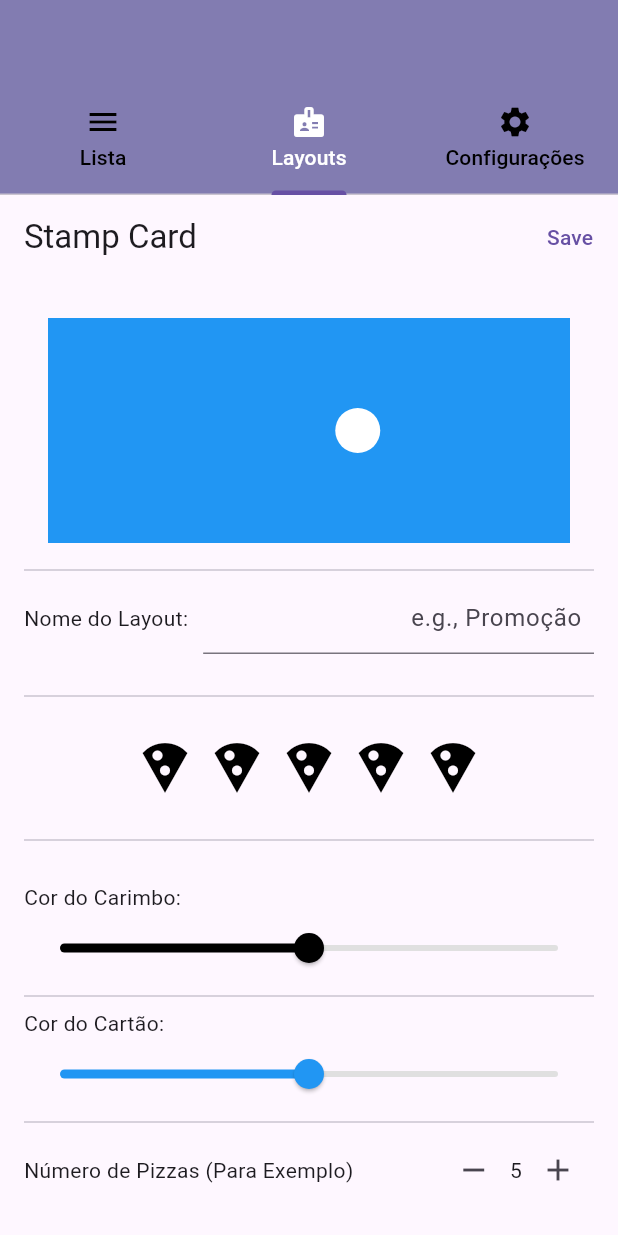
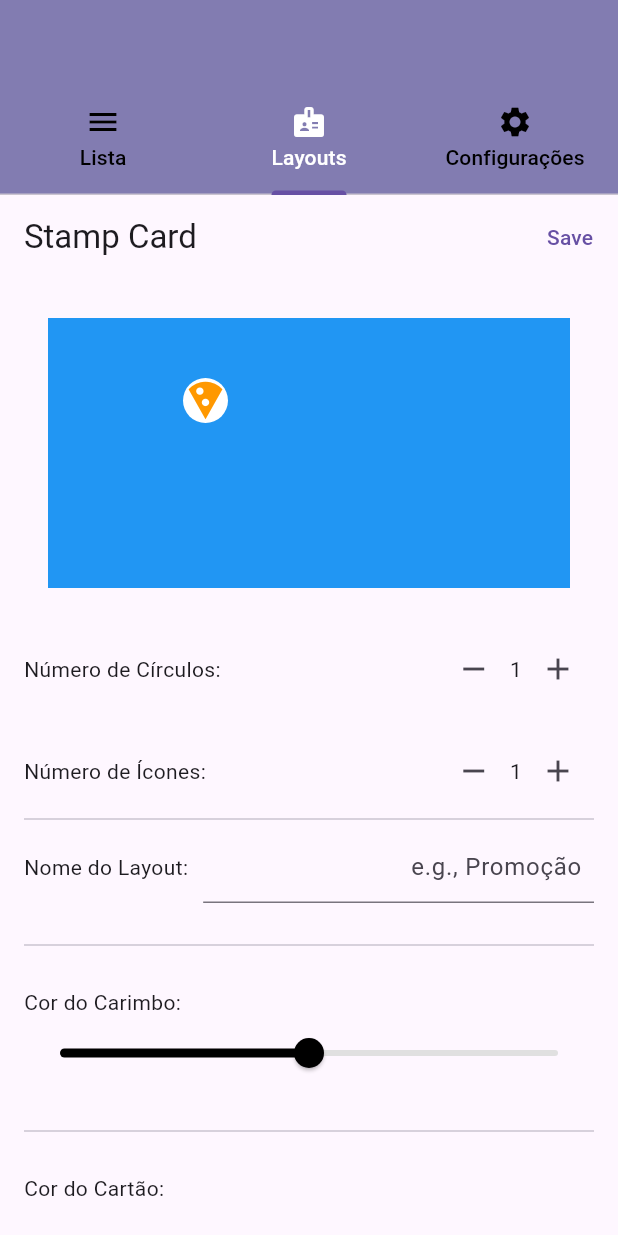
Before and after one commit to MundusUni/Giftelo, a Flutter app: the screen it shows after launch, tab 2 chosen, on a phone screen of 412 x 824 dp. Run offline on Flutter 3.47's test engine with Material 3 defaults, Android fonts, the phone set to English and light mode, and no system bars; our stand-ins replace sqflite, sqflite_common_ffi; accounts and stored records are empty.

Commit message:
v0.0.7
Carimbos e Círculos para os carimbos foram implementados corretamente.

```diff
--- a/lib/ui/layout_dos_cartoes.dart
+++ b/lib/ui/layout_dos_cartoes.dart
@@ -3,6 +3,8 @@ import 'package:test/ui/layout_dos_cartoes/name_of_layout.dart';
 import 'layout_dos_cartoes/number_of_stamps.dart';
 import 'layout_dos_cartoes/card.dart';
 import 'layout_dos_cartoes/slide_color.dart';
+import 'layout_dos_cartoes/stamp.dart';
+import 'layout_dos_cartoes/card_and_stamps.dart';
 
 class LayoutDosCartoes extends StatefulWidget {
   const LayoutDosCartoes({super.key});
@@ -12,7 +14,7 @@ class LayoutDosCartoes extends StatefulWidget {
 }
 
 class _LayoutDosCartoesState extends State<LayoutDosCartoes> {
-  int stampCount = 5;
+  int stampCount = 1;
   int numberOfCircles = 1;
   bool newCustomerBonus = false;
   Color stampColor = Colors.black;
@@ -33,8 +35,19 @@ class _LayoutDosCartoesState extends State<LayoutDosCartoes> {
         child: Column(
           crossAxisAlignment: CrossAxisAlignment.start,
           children: [
-            CustomCard(cardColor: cardColor, numberOfCircles: numberOfCircles),
+
+
+            CircleAndIconController(
+              cardColor: Colors.blue,
+              stampIcon: Icons.local_pizza,
+              stampColor: Colors.orange,
+              stampCount: stampCount,
+              numberOfCircles: numberOfCircles,
+            ),
+
             const Divider(), // Linha divisória
+
+
 
 
 
@@ -47,22 +60,8 @@ class _LayoutDosCartoesState extends State<LayoutDosCartoes> {
 
 
                     NameOfLayout(),
-                    const SizedBox(height: 20),
-                    const Divider(), // Linha divisória
-                    const SizedBox(height: 20),
-                    Center(
-                      child: Wrap(
-                        spacing: 8,
-                        children: List.generate(
-                          stampCount,
-                          (index) => Icon(stampIcon, color: stampColor, size: 40),
-                        ),
-                      ),
-                    ),
-                    const SizedBox(height: 20),
-                    const Divider(), // Linha divisória
-                    const SizedBox(height: 20),
-
+                    //Stamp(stampCount:stampCount, stampIcon:stampIcon, stampColor:stampColor),
+                    const SizedBox(height: 20), const Divider(), const SizedBox(height: 20),
                     SlideColor(
                       initialColor: stampColor,
                       onSlideColorChanged: (newColor) {
@@ -72,9 +71,7 @@ class _LayoutDosCartoesState extends State<LayoutDosCartoes> {
                       },
                       slideText: 'Cor do Carimbo:',
                     ),
-
-                    const Divider(),
-
+                    const SizedBox(height: 20), const Divider(), const SizedBox(height: 20),
                     SlideColor(
                       initialColor: cardColor,
                       onSlideColorChanged: (newColor) {
@@ -93,7 +90,7 @@ class _LayoutDosCartoesState extends State<LayoutDosCartoes> {
                       numberText: 'Número de Pizzas (Para Exemplo)',
                       stampCount: stampCount,
                       minStamps: 1,
-                      maxStamps: 10,
+                      maxStamps: 18,
                       onStampCountChanged: (newCount) {
                         setState(() {
                           stampCount = newCount; // Atualiza o valor de stampCount
@@ -107,7 +104,7 @@ class _LayoutDosCartoesState extends State<LayoutDosCartoes> {
                       numberText: 'Número de Círculos',
                       stampCount: numberOfCircles,
                       minStamps: 1,
-                      maxStamps: 12,
+                      maxStamps: 18,
                       onStampCountChanged: (newCount) {
                         setState(() {
                           numberOfCircles = newCount; // Atualiza o valor de stampCount
--- a/lib/ui/layout_dos_cartoes/card.dart
+++ b/lib/ui/layout_dos_cartoes/card.dart
@@ -4,12 +4,15 @@ class CustomCard extends StatelessWidget {
   //final ValueChanged<String>? onNameChanged; // Callback opcional para capturar o valor digitado
   final cardColor;
   final int numberOfCircles; // Número de círculos a serem exibidos
+  final Widget? child; // Novo parâmetro para conteúdo adicional dentro do cartão
+
 
   const CustomCard({
     super.key,
     //this.onNameChanged,
     required this.cardColor,
     required this.numberOfCircles,
+    this.child, // Torna o parâmetro opcional
   });
 
 @override
@@ -17,44 +20,67 @@ class CustomCard extends StatelessWidget {
     // Divide os círculos em duas linhas
     final int circlesPerRow = 6; // Máximo de círculos por linha
     final int topRowCircles = numberOfCircles > circlesPerRow ? circlesPerRow : numberOfCircles;
-    final int bottomRowCircles = numberOfCircles > circlesPerRow ? numberOfCircles - circlesPerRow : 0;
+    final int middleRowCircles = numberOfCircles > 2 * circlesPerRow ? circlesPerRow : (numberOfCircles > circlesPerRow ? numberOfCircles - circlesPerRow : 0);
+    final int bottomRowCircles = numberOfCircles > 2 * circlesPerRow ? numberOfCircles - 2 * circlesPerRow : 0;
 
     return Container(
       margin: const EdgeInsets.symmetric(vertical: 10, horizontal: 16),
-      width: double.infinity, // Ocupa toda a largura disponível
-      height: 150, // Altura do cartão
-      color: cardColor, // Azul ou vermelho
+      width: double.infinity,
+      height: 180, // Ajuste a altura para acomodar três linhas
+      color: cardColor,
       child: Container(
-        padding: const EdgeInsets.only(left: 90, right: 15), // Adiciona padding à esquerda e à direita
-        child: Column(
-          mainAxisAlignment: MainAxisAlignment.center, // Centraliza verticalmente
-          crossAxisAlignment: CrossAxisAlignment.center, // Alinha à esquerda
+        padding: const EdgeInsets.only(left: 90, right: 15, top:40), // Adiciona padding à esquerda e à direita
+        child: Stack(
           children: [
-            // Primeira linha com três círculos
+            // Círculos no fundo
+              Column(
+                mainAxisAlignment: MainAxisAlignment.start,
+                crossAxisAlignment: CrossAxisAlignment.start,
+                children: [
+                  // Primeira linha de círculos
                   Row(
-              mainAxisAlignment: MainAxisAlignment.center, // Alinha à esquerda
+                    mainAxisAlignment: MainAxisAlignment.start,
                     children: List.generate(
                       topRowCircles,
                       (index) => Padding(
-                  padding: const EdgeInsets.only(right: 10), // Espaçamento entre os círculos
+                        padding: const EdgeInsets.only(right: 10),
                         child: _buildCircle(),
                       ),
                     ),
                   ),
-            if (bottomRowCircles > 0) // Exibe a segunda linha apenas se houver círculos
-              const SizedBox(height: 10), // Espaçamento entre as linhas
+                  if (middleRowCircles > 0) const SizedBox(height: 5), // Espaçamento entre as linhas
+                  // Segunda linha de círculos
+                  if (middleRowCircles > 0)
+                    Row(
+                      mainAxisAlignment: MainAxisAlignment.start,
+                      children: List.generate(
+                        middleRowCircles,
+                        (index) => Padding(
+                          padding: const EdgeInsets.only(right: 10),
+                          child: _buildCircle(),
+                        ),
+                      ),
+                    ),
+                  if (bottomRowCircles > 0) const SizedBox(height: 5), // Espaçamento entre as linhas
+                  // Terceira linha de círculos
                   if (bottomRowCircles > 0)
-
-            // Segunda linha com dois círculos
                     Row(
-              mainAxisAlignment: MainAxisAlignment.center, // Alinha à esquerda
+                      mainAxisAlignment: MainAxisAlignment.start,
                       children: List.generate(
                         bottomRowCircles,
                         (index) => Padding(
-                  padding: const EdgeInsets.only(right: 10), // Espaçamento entre os círculos
+                          padding: const EdgeInsets.only(right: 10),
                           child: _buildCircle(),
                         ),
-              )
+                      ),
+                    ),
+                ],
+              ),
+            // Conteúdo adicional (ícones de pizza)
+            if (child != null)
+              Align(
+                alignment: Alignment.topLeft,
+                child: child,
               ),
           ],
         ),
--- /dev/null
+++ b/lib/ui/layout_dos_cartoes/card_and_stamps.dart
@@ -0,0 +1,125 @@
+import 'package:flutter/material.dart';
+import 'card.dart';
+import 'stamp.dart';
+
+class CircleAndIconController extends StatefulWidget {
+  final Color cardColor;
+  final IconData stampIcon;
+  final Color stampColor;
+  final int stampCount; // Número de ícones
+  final int numberOfCircles; // Número de círculos
+
+  const CircleAndIconController({
+    super.key,
+    required this.cardColor,
+    required this.stampIcon,
+    required this.stampColor,
+    required this.stampCount,
+    required this.numberOfCircles,
+
+  });
+
+  @override
+  _CircleAndIconControllerState createState() => _CircleAndIconControllerState();
+}
+
+class _CircleAndIconControllerState extends State<CircleAndIconController> {
+  int stampCount = 1; // Número inicial de ícones
+  int numberOfCircles = 1; // Número inicial de círculos
+
+  void _updateNumberOfCircles(int newCount) {
+    setState(() {
+      numberOfCircles = newCount;
+      // Garante que stampCount nunca ultrapasse numberOfCircles
+      if (stampCount > numberOfCircles) {
+        stampCount = numberOfCircles;
+      }
+      // Incrementa stampCount automaticamente se um círculo for adicionado
+      //if (stampCount < numberOfCircles) {
+      //  stampCount = numberOfCircles;
+      // }
+    });
+  }
+
+  @override
+  Widget build(BuildContext context) {
+    return Column(
+      crossAxisAlignment: CrossAxisAlignment.start,
+      children: [
+        // Cartão com círculos e ícones
+        CustomCard(
+          cardColor: widget.cardColor,
+          numberOfCircles: numberOfCircles,
+          child: Stamp(
+            stampCount: stampCount,
+            stampIcon: widget.stampIcon,
+            stampColor: widget.stampColor,
+          ),
+        ),
+        const SizedBox(height: 20),
+        // Controle para o número de círculos
+        Row(
+          mainAxisAlignment: MainAxisAlignment.spaceBetween,
+          children: [
+            const Text('Número de Círculos:'),
+            Row(
+              children: [
+                IconButton(
+                  icon: const Icon(Icons.remove),
+                  onPressed: () {
+                    if (numberOfCircles > 1) {
+                      _updateNumberOfCircles(numberOfCircles - 1);
+                    }
+
+                  },
+                ),
+                Text('$numberOfCircles'),
+                IconButton(
+                  icon: const Icon(Icons.add),
+                  onPressed: () {
+                    if (numberOfCircles < 18) {
+                      _updateNumberOfCircles(numberOfCircles + 1);
+                    }
+                  },
+                ),
+              ],
+            ),
+          ],
+        ),
+        const SizedBox(height: 20),
+        // Controle para o número de ícones
+        Row(
+          mainAxisAlignment: MainAxisAlignment.spaceBetween,
+          children: [
+            const Text('Número de Ícones:'),
+            Row(
+              children: [
+                IconButton(
+                  icon: const Icon(Icons.remove),
+                  onPressed: () {
+                    if (stampCount > 1) {
+                      setState(() {
+                        stampCount--;
+                      });
+                    }
+                  },
+                ),
+                Text('$stampCount'),
+                IconButton(
+                  icon: const Icon(Icons.add),
+                  onPressed: () {
+                    if (stampCount < numberOfCircles) {
+                      setState(() {
+                        stampCount++;
+                      });
+                    }
+                  },
+                ),
+              ],
+            ),
+          ],
+        ),
+      ],
+    );
+  }
+}
--- a/lib/ui/layout_dos_cartoes/number_of_stamps.dart
+++ b/lib/ui/layout_dos_cartoes/number_of_stamps.dart
@@ -11,7 +11,7 @@ class NumberOfStamps extends StatelessWidget {
     super.key,
     required this.stampCount,
     this.minStamps = 1,
-    this.maxStamps = 10,
+    this.maxStamps = 18,
     required this.onStampCountChanged, // Torna o callback obrigatório
     required this.numberText,
   });
--- /dev/null
+++ b/lib/ui/layout_dos_cartoes/stamp.dart
@@ -0,0 +1,30 @@
+import 'package:flutter/material.dart';
+
+class Stamp extends StatelessWidget {
+  final int stampCount; // Número de ícones
+  final IconData stampIcon; // Ícone a ser exibido
+  final Color stampColor; // Cor do ícone
+
+  const Stamp({
+    super.key,
+    required this.stampCount,
+    required this.stampIcon,
+    required this.stampColor,
+  });
+
+  @override
+  Widget build(BuildContext context) {
+    return Padding(
+      padding: const EdgeInsets.only(top: 0), // Adiciona 15 pixels de padding na parte superior
+      child: Wrap(
+        spacing: 10, // Espaçamento entre os ícones
+        runSpacing: 5, // Espaçamento entre as linhas,
+        alignment: WrapAlignment.start,
+        children: List.generate(
+          stampCount,
+          (index) => Icon(stampIcon, color: stampColor, size: 30),
+        ),
+      ),
+    );
+  }
+}
```
Lines whose indentation alone changed are shown as unchanged.
